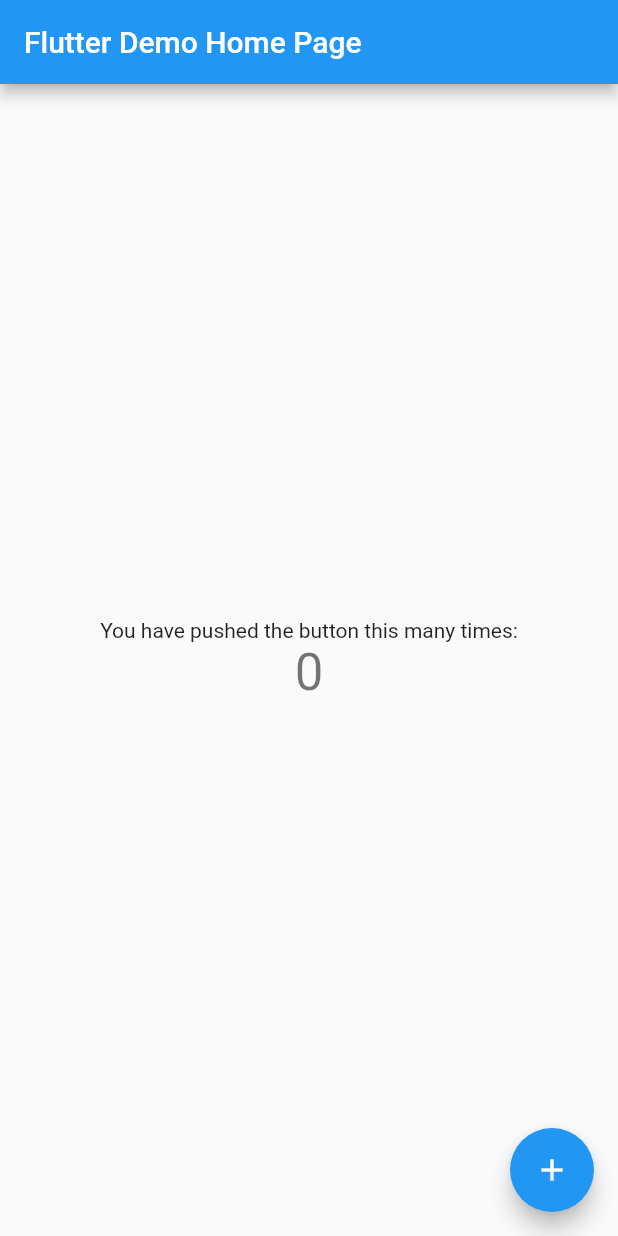
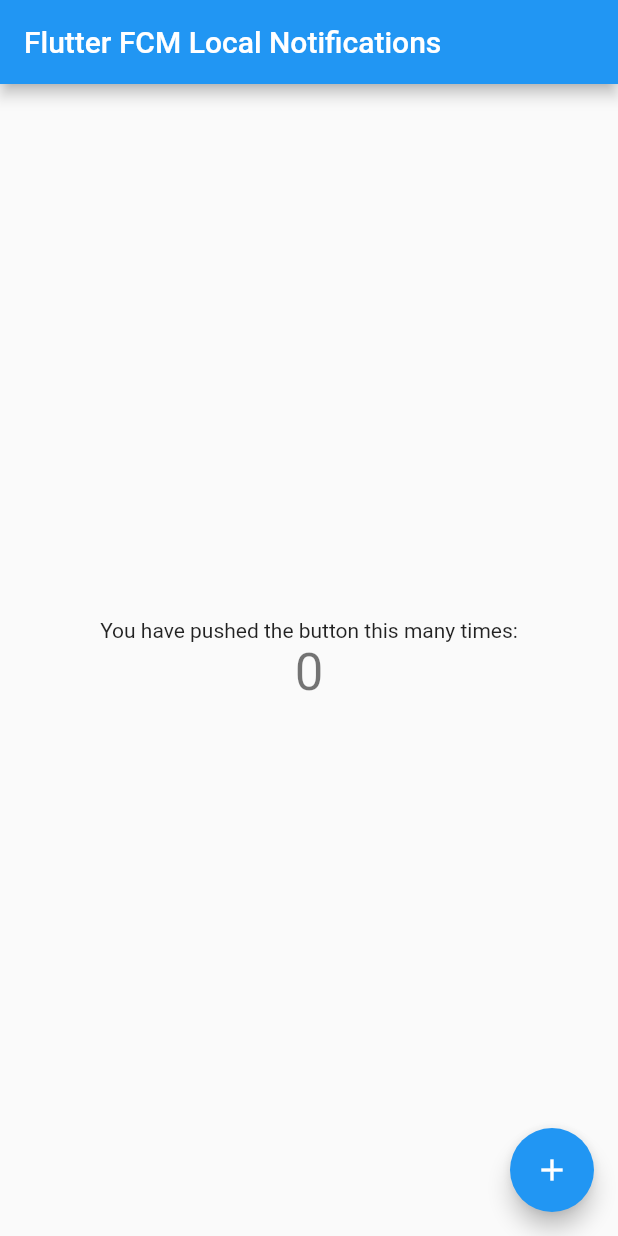
Before and after one commit to milon-dev/flutter_fcm_local_notifications, a Flutter app: the screen it shows after launch, on a phone screen of 412 x 824 dp. Run offline on Flutter 3.47's test engine with Material 2 defaults, Android fonts, the phone set to English and light mode, and no system bars; our stand-ins replace firebase_core, firebase_messaging; accounts and stored records are empty.

```diff
--- a/lib/main.dart
+++ b/lib/main.dart
@@ -19,11 +19,11 @@ class MyApp extends StatelessWidget {
   @override
   Widget build(BuildContext context) {
     return MaterialApp(
-      title: 'Flutter Demo',
+      title: 'Flutter FCM Local Notifications',
       theme: ThemeData(
         primarySwatch: Colors.blue,
       ),
-      home: const MyHomePage(title: 'Flutter Demo Home Page'),
+      home: const MyHomePage(title: 'Flutter FCM Local Notifications'),
     );
   }
 }
@@ -44,21 +44,21 @@ class _MyHomePageState extends State<MyHomePage> {
     // 1. This method call when app in terminated state and you get a notification when you click on notification app open from terminated state and you can get notification data in this method
     FirebaseMessaging.instance.getInitialMessage().then((message) {
       if (message != null) {
-        print('Handling a terminated message: ${message.notification!.body}');
+        print('=====>>> Handling a terminated message: ${message.notification!.body}');
       }
     });
 
     // 2. This method only call when App in foreground it mean app must be opened
     FirebaseMessaging.onMessage.listen((message) {
       if (message.notification != null) {
-        print('Handling a foreground message: ${message.notification!.body}');
+        print('=====>>> Handling a foreground message: ${message.notification!.body}');
       }
     });
 
     // 3. This method only call when App in background and not terminated(not closed)
     FirebaseMessaging.onMessageOpenedApp.listen((message) {
       if (message.notification != null) {
-        print('Handling a background message: ${message.notification!.body}');
+        print('=====>>> Handling a background message: ${message.notification!.body}');
       }
     });
 
--- a/pubspec.yaml
+++ b/pubspec.yaml
@@ -39,7 +39,6 @@ dependencies:
   firebase_core: ^2.2.0
   firebase_messaging: ^14.1.0
   flutter_local_notifications: ^12.0.3
-  awesome_notifications: ^0.7.4+1
   flutter_app_badger: ^1.5.0
 
 
```
Also changed, not shown: pubspec.lock, 1 other file.
